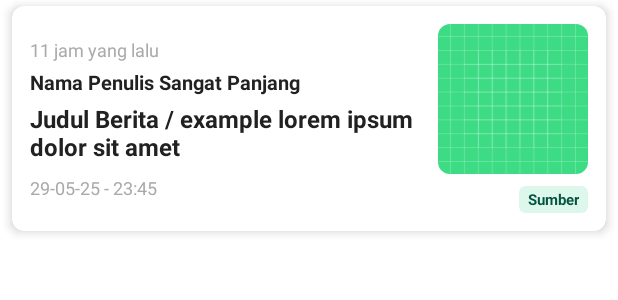
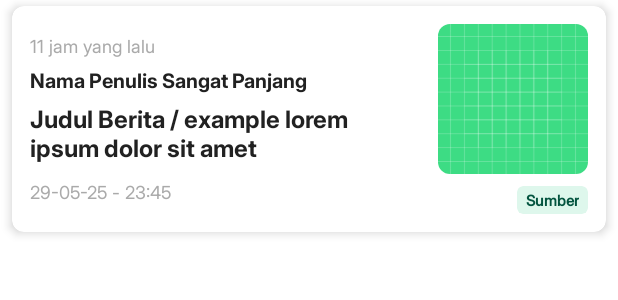
Before and after one commit to alii16/point-news, an Android app: the layout item_news.xml on its own in the app's theme, with its tools: preview values and no code run, on a phone screen of 412 x 824 dp. Shown: the top 300 px of the screen. Run offline under Robolectric (Android 15) with nearby library versions, the phone set to English and light mode, and no system bars.

Commit message:
new look

```diff
--- a/app/src/main/AndroidManifest.xml
+++ b/app/src/main/AndroidManifest.xml
@@ -31,8 +31,8 @@
         <activity
             android:name=".ui.WebViewActivity"
             android:exported="false"
-            android:screenOrientation="fullSensor"
-            android:label="Berita Lengkap">
+            android:label="Berita Lengkap"
+            android:screenOrientation="portrait">
         </activity>
     </application>
 
--- a/app/src/main/res/layout/fragment_home.xml
+++ b/app/src/main/res/layout/fragment_home.xml
@@ -248,7 +248,7 @@
                     android:layout_width="match_parent"
                     android:layout_height="match_parent"
                     android:visibility="visible"
-                    android:background="@color/green_100" />
+                    android:background="#F3F4F6" />
 
             </androidx.cardview.widget.CardView>
 
--- a/app/src/main/res/layout/fragment_search.xml
+++ b/app/src/main/res/layout/fragment_search.xml
@@ -311,7 +311,7 @@
             android:textColor="#E02424"
             app:icon="@drawable/baseline_delete_24"
             app:iconTint="#E02424"
-            app:iconPadding="5dp"
+            app:iconPadding="2dp"
             app:iconGravity="textStart"
             style="?attr/materialButtonOutlinedStyle" />
 
--- a/app/src/main/res/layout/item_news.xml
+++ b/app/src/main/res/layout/item_news.xml
@@ -27,6 +27,7 @@
                 android:id="@+id/tv_time_ago"
                 android:layout_width="wrap_content"
                 android:layout_height="wrap_content"
+                android:fontFamily="@font/inter_regular"
                 android:textSize="12sp"
                 android:textColor="@android:color/darker_gray"
                 android:layout_marginBottom="4dp"
@@ -36,6 +37,7 @@
                 android:id="@+id/tv_author"
                 android:layout_width="match_parent"
                 android:layout_height="wrap_content"
+                android:fontFamily="@font/inter_bold"
                 android:textSize="13sp"
                 android:textStyle="bold"
                 android:textColor="@color/dark_text_on_light"
@@ -49,6 +51,7 @@
                 android:layout_width="match_parent"
                 android:layout_height="wrap_content"
                 android:textStyle="bold"
+                android:fontFamily="@font/inter_bold"
                 android:textSize="16sp"
                 android:maxLines="3"
                 android:ellipsize="end"
@@ -60,6 +63,7 @@
                 android:layout_width="wrap_content"
                 android:layout_height="wrap_content"
                 android:layout_marginTop="8dp"
+                android:fontFamily="@font/inter_regular"
                 android:textSize="12sp"
                 android:textColor="@android:color/darker_gray"
                 tools:text="29-05-25 - 23:45" />
@@ -70,11 +74,13 @@
             android:layout_width="wrap_content"
             android:layout_height="wrap_content"
             android:orientation="vertical"
-            android:gravity="end"> <androidx.cardview.widget.CardView
-            android:layout_width="100dp"
-            android:layout_height="100dp"
-            app:cardCornerRadius="8dp"
-            app:cardElevation="0dp">
+            android:gravity="end">
+
+            <androidx.cardview.widget.CardView
+                android:layout_width="100dp"
+                android:layout_height="100dp"
+                app:cardCornerRadius="8dp"
+                app:cardElevation="0dp">
 
             <ImageView
                 android:id="@+id/img_news_thumbnail"
@@ -92,18 +98,21 @@
                 app:cardCornerRadius="4dp"
                 app:cardElevation="0dp"
                 app:cardBackgroundColor="@color/green_100">
+
                 <TextView
                     android:id="@+id/tv_news_source_badge"
                     android:layout_width="wrap_content"
                     android:layout_height="wrap_content"
                     android:paddingHorizontal="6dp"
                     android:paddingVertical="2dp"
+                    android:fontFamily="@font/inter_medium"
                     android:textSize="10sp"
                     android:textStyle="bold"
                     android:textColor="@color/green_800"
                     android:maxLines="1"
                     android:ellipsize="end"
                     tools:text="Sumber" />
+
             </androidx.cardview.widget.CardView>
         </LinearLayout>
 
```
Also changed, not shown: app/src/main/res/layout/item_slider.xml (+9 -3 lines).
